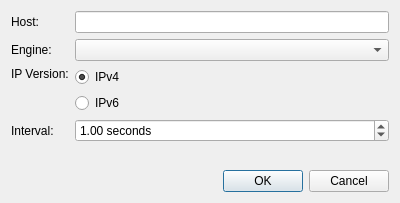
This is src/components/RouteAnalyser/NewTargetDialog.ui in nedrysoft/pingnoo as Qt 5 draws it before an edit. The edited form follows.
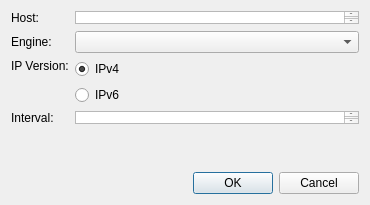
This is the edited form.

The edit to the form file:
```diff
--- a/src/components/RouteAnalyser/NewTargetDialog.ui
+++ b/src/components/RouteAnalyser/NewTargetDialog.ui
@@ -6,10 +6,16 @@
    <rect>
     <x>0</x>
     <y>0</y>
-    <width>400</width>
-    <height>203</height>
+    <width>370</width>
+    <height>205</height>
    </rect>
   </property>
+  <property name="sizePolicy">
+   <sizepolicy hsizetype="Preferred" vsizetype="Minimum">
+    <horstretch>0</horstretch>
+    <verstretch>0</verstretch>
+   </sizepolicy>
+  </property>
   <property name="windowTitle">
    <string>New Ping Target</string>
   </property>
@@ -30,13 +36,22 @@
       </widget>
      </item>
      <item row="0" column="1">
-      <widget class="QLineEdit" name="hostLineEdit">
+      <widget class="QTextEdit" name="targetLineEdit">
        <property name="sizePolicy">
-        <sizepolicy hsizetype="Expanding" vsizetype="Fixed">
+        <sizepolicy hsizetype="Expanding" vsizetype="Minimum">
          <horstretch>0</horstretch>
          <verstretch>0</verstretch>
         </sizepolicy>
        </property>
+       <property name="maximumSize">
+        <size>
+         <width>16777215</width>
+         <height>13</height>
+        </size>
+       </property>
+       <property name="placeholderText">
+        <string>1.1.1.1</string>
+       </property>
       </widget>
      </item>
      <item row="1" column="0">
@@ -88,15 +103,37 @@
       </widget>
      </item>
      <item row="3" column="1">
-      <widget class="QDoubleSpinBox" name="intervalDoubleSpinBox">
-       <property name="suffix">
-        <string> seconds</string>
+      <widget class="QTextEdit" name="intervalLineEdit">
+       <property name="sizePolicy">
+        <sizepolicy hsizetype="Expanding" vsizetype="Minimum">
+         <horstretch>0</horstretch>
+         <verstretch>0</verstretch>
+        </sizepolicy>
        </property>
-       <property name="value">
-        <double>1.000000000000000</double>
+       <property name="maximumSize">
+        <size>
+         <width>16777215</width>
+         <height>13</height>
+        </size>
+       </property>
+       <property name="placeholderText">
+        <string>2.5s</string>
        </property>
       </widget>
      </item>
+     <item row="4" column="1">
+      <spacer name="verticalSpacer">
+       <property name="orientation">
+        <enum>Qt::Vertical</enum>
+       </property>
+       <property name="sizeHint" stdset="0">
+        <size>
+         <width>20</width>
+         <height>2</height>
+        </size>
+       </property>
+      </spacer>
+     </item>
     </layout>
    </item>
    <item row="1" column="0">
```
